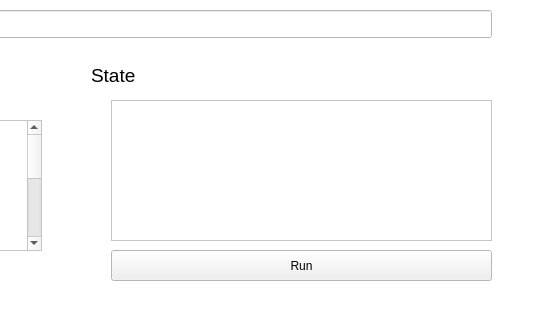
This is DataAugmentationGUI/AppMainWindowGUI.ui in joey3639570/debug_litch_stink_bug as Qt 5 draws it before an edit; both pictures show x 259 to 800 and y 280 to 600 of the 800 by 600 pixel window. The edited form follows.
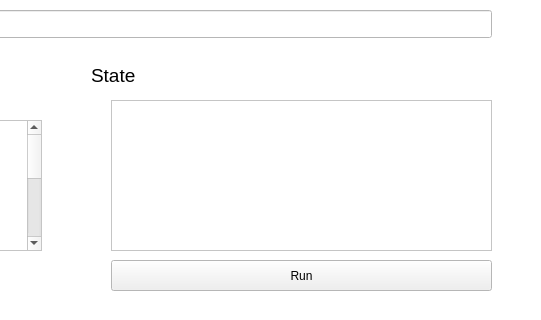
This is the edited form. Icons and pictures are not drawn.

Commit message: Window layout adjustment

Patch:
```diff
--- a/DataAugmentationGUI/AppMainWindowGUI.ui
+++ b/DataAugmentationGUI/AppMainWindowGUI.ui
@@ -87,7 +87,7 @@
     <property name="geometry">
      <rect>
       <x>370</x>
-      <y>530</y>
+      <y>540</y>
       <width>381</width>
       <height>31</height>
      </rect>
@@ -528,7 +528,7 @@
       <x>370</x>
       <y>380</y>
       <width>381</width>
-      <height>141</height>
+      <height>151</height>
      </rect>
     </property>
     <property name="font">
```
The commit also changes 1 other file.
